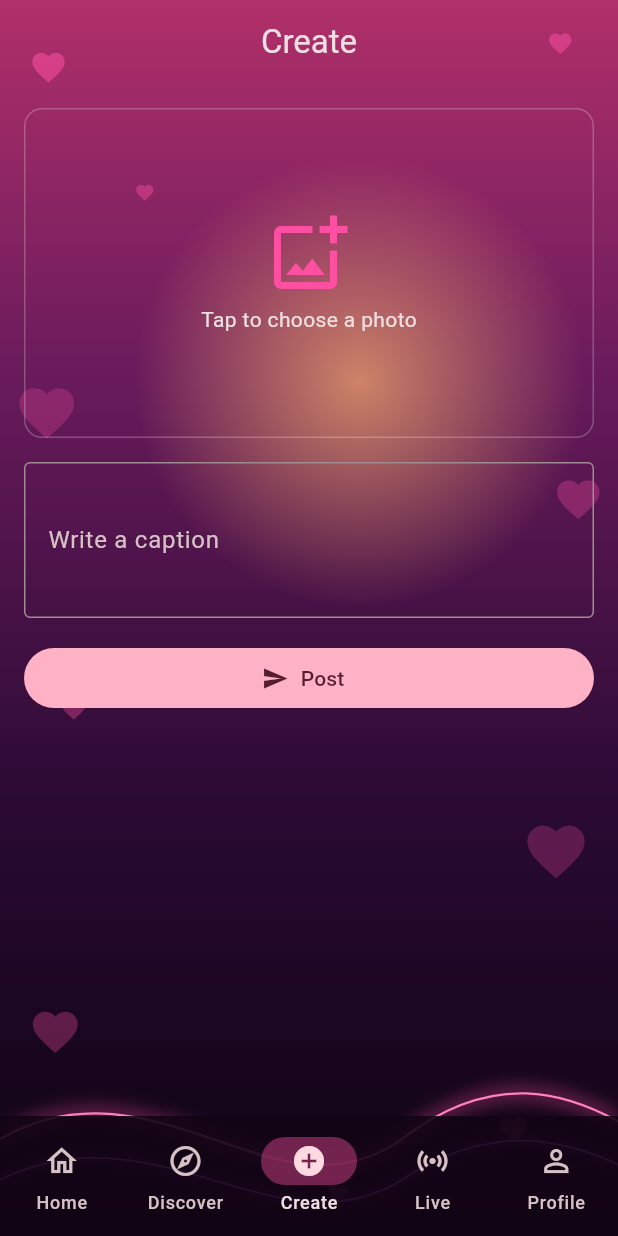
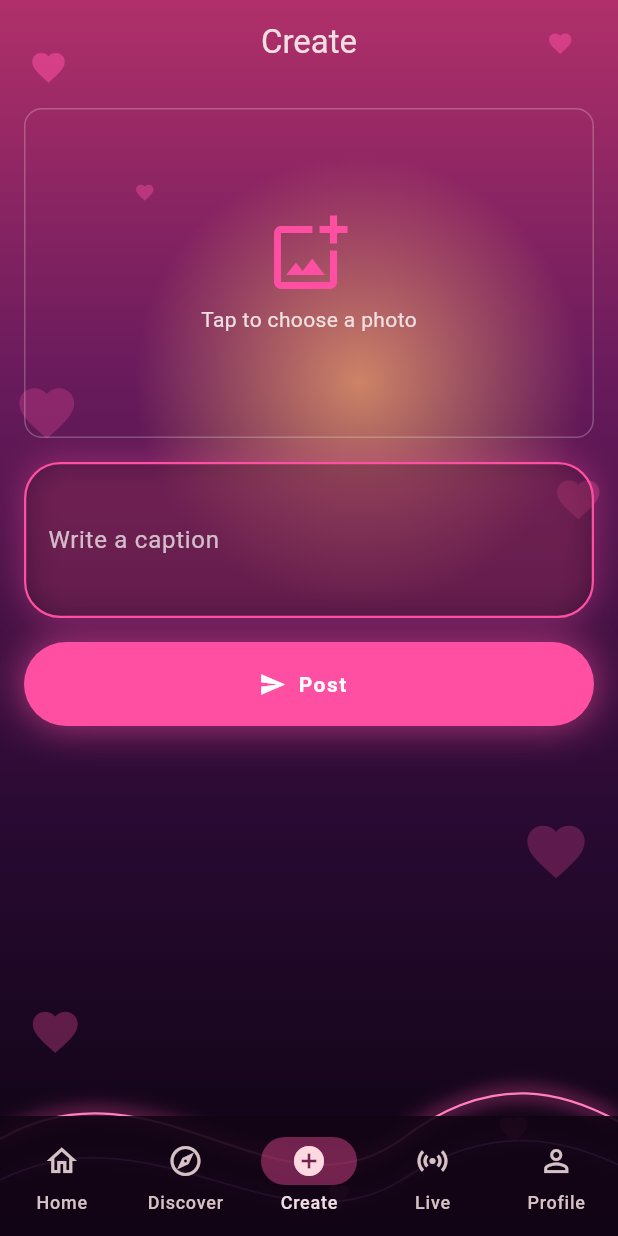
Before and after one commit to creativegames455-creator/VibraX, a Flutter app: the screen it shows once a user with an empty profile is signed in, item 3 of the bottom bar chosen, on a phone screen of 412 x 824 dp. Run offline on Flutter 3.47's test engine with Material 3 defaults, Android fonts, the phone set to English and light mode, and no system bars; our stand-ins replace google_fonts, image_picker, supabase_flutter; accounts and stored records are empty.

Commit message:
Neon create screen

```diff
--- a/lib/main.dart
+++ b/lib/main.dart
@@ -700,19 +700,57 @@ class _CreateScreenState extends State<CreateScreen> {
             ),
             ),
             const SizedBox(height: 16),
-            TextField(
-              controller: _controller,
-              maxLines: 3,
-              decoration: const InputDecoration(
-                labelText: 'Write a caption',
-                border: OutlineInputBorder(),
+            Container(
+              decoration: BoxDecoration(
+                borderRadius: BorderRadius.circular(24),
+                boxShadow: [
+                  BoxShadow(color: kPink.withOpacity(0.35), blurRadius: 18, spreadRadius: 1),
+                ],
+              ),
+              child: TextField(
+                controller: _controller,
+                maxLines: 3,
+                style: const TextStyle(color: Colors.white),
+                cursorColor: kPink,
+                decoration: InputDecoration(
+                  labelText: 'Write a caption',
+                  labelStyle: const TextStyle(color: Colors.white70),
+                  floatingLabelStyle: TextStyle(color: kPink),
+                  filled: true,
+                  fillColor: Colors.black.withOpacity(0.25),
+                  enabledBorder: OutlineInputBorder(
+                    borderRadius: BorderRadius.circular(24),
+                    borderSide: BorderSide(color: kPink, width: 1.5),
+                  ),
+                  focusedBorder: OutlineInputBorder(
+                    borderRadius: BorderRadius.circular(24),
+                    borderSide: BorderSide(color: kPink, width: 2.5),
+                  ),
+                ),
               ),
             ),
             const SizedBox(height: 16),
-            FilledButton.icon(
-              onPressed: _busy ? null : _post,
-              icon: const Icon(Icons.send),
-              label: Text(_busy ? 'Posting...' : 'Post'),
+            Container(
+              decoration: BoxDecoration(
+                borderRadius: BorderRadius.circular(32),
+                boxShadow: [
+                  BoxShadow(color: kPink.withOpacity(0.6), blurRadius: 22, spreadRadius: 1),
+                ],
+              ),
+              child: FilledButton.icon(
+                style: FilledButton.styleFrom(
+                  backgroundColor: kPink,
+                  foregroundColor: Colors.white,
+                  minimumSize: const Size.fromHeight(56),
+                  shape: const StadiumBorder(),
+                ),
+                onPressed: _busy ? null : _post,
+                icon: const Icon(Icons.send),
+                label: Text(
+                  _busy ? 'Posting...' : 'Post',
+                  style: const TextStyle(fontWeight: FontWeight.w600, letterSpacing: 1),
+                ),
+              ),
             ),
           ],
         ),
```
